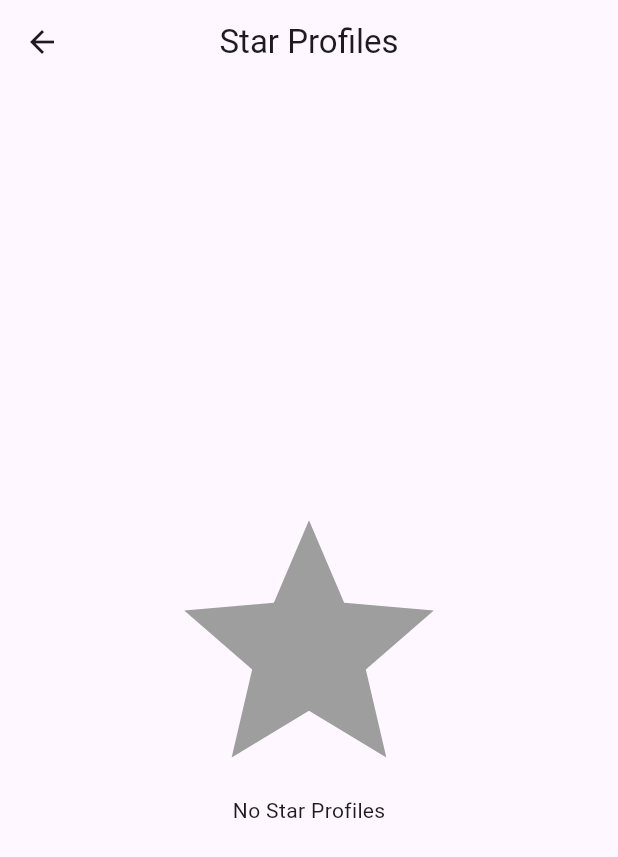
After one commit to fwdAndroid/muslim_mariage-main, a Flutter app: the StarPage screen opened directly, on a phone screen of 412 x 824 dp. The commit adds this screen. Shown: the top 857 px of the screen. Run offline on Flutter 3.47's test engine with Material 3 defaults, Android fonts, the phone set to English and light mode, and no system bars; our stand-ins replace animated_splash_screen, buttons_tabbar, cloud_firestore, firebase_auth, firebase_core, firebase_storage and 10 more; missing offline and left inert: audio_waveforms, flutter_sound, pay, upi_pay, zego_uikit_prebuilt_call; accounts and stored records are empty.

Commit message:
Star List

```diff
--- a/lib/screens/main/pages/setting_page.dart
+++ b/lib/screens/main/pages/setting_page.dart
@@ -7,6 +7,7 @@ import 'package:muslim_mariage/screens/setting_pages/edit_profile.dart';
 import 'package:muslim_mariage/screens/setting_pages/help.dart';
 import 'package:muslim_mariage/screens/setting_pages/notification_screen.dart';
 import 'package:muslim_mariage/screens/setting_pages/privacy_page.dart';
+import 'package:muslim_mariage/screens/setting_pages/star_page.dart';
 import 'package:muslim_mariage/screens/setting_pages/subscription_page.dart';
 import 'package:muslim_mariage/widgets/logout_widget.dart';
 
@@ -102,6 +103,16 @@ class _SettingPageState extends State<SettingPage> {
             child: const SettingsTile(
               icon: Icons.lock,
               title: "Privacy",
+            ),
+          ),
+          GestureDetector(
+            onTap: () {
+              Navigator.push(
+                  context, MaterialPageRoute(builder: (builder) => StarPage()));
+            },
+            child: const SettingsTile(
+              icon: Icons.star,
+              title: "Star List",
             ),
           ),
           const SizedBox(height: 16),
--- /dev/null
+++ b/lib/screens/setting_pages/star_page.dart
@@ -0,0 +1,87 @@
+import 'package:cloud_firestore/cloud_firestore.dart';
+import 'package:firebase_auth/firebase_auth.dart';
+import 'package:flutter/material.dart';
+import 'package:muslim_mariage/utils/showmesssage.dart';
+
+class StarPage extends StatefulWidget {
+  const StarPage({
+    Key? key,
+  }) : super(key: key);
+
+  @override
+  _StarPageState createState() => _StarPageState();
+}
+
+class _StarPageState extends State<StarPage> {
+  final currentUserId = FirebaseAuth.instance.currentUser!.uid;
+
+  @override
+  Widget build(BuildContext context) {
+    return Scaffold(
+        appBar: AppBar(
+          title: Text(
+            "Star Profiles",
+          ),
+          centerTitle: true,
+        ),
+        body: SizedBox(
+          height: MediaQuery.of(context).size.height,
+          width: MediaQuery.of(context).size.width,
+          child: StreamBuilder(
+            stream: FirebaseFirestore.instance
+                .collection("users")
+                .where("star", arrayContains: currentUserId)
+                .snapshots(),
+            builder: (context, snapshot) {
+              if (snapshot.connectionState == ConnectionState.waiting) {
+                return Center(child: CircularProgressIndicator());
+              }
+              if (!snapshot.hasData || snapshot.data!.docs.isEmpty) {
+                return Center(
+                    child: Column(
+                  mainAxisAlignment: MainAxisAlignment.center,
+                  children: [
+                    Icon(
+                      Icons.star,
+                      color: Colors.grey,
+                      size: 200,
+                    ),
+                    Text("No Star Profiles"),
+                  ],
+                ));
+              }
+              return ListView.builder(
+                itemCount: snapshot.data!.docs.length,
+                itemBuilder: (context, index) {
+                  var user = snapshot.data!.docs[index];
+                  return Card(
+                    child: ListTile(
+                      leading: CircleAvatar(
+                        backgroundImage: NetworkImage(user['image']),
+                      ),
+                      title: Text(user['fullName'] ?? "Unknown"),
+                      subtitle: Text(user['contactNumber'] ?? "No Location"),
+                      trailing: GestureDetector(
+                        onTap: () async {
+                          final docRef = FirebaseFirestore.instance
+                              .collection("users")
+                              .doc(user['uid']);
+                          await docRef.update({
+                            "star": FieldValue.arrayRemove([currentUserId])
+                          });
+                          showMessageBar("Removed From Star List", context);
+                        },
+                        child: Icon(
+                          Icons.star,
+                          color: Colors.yellow,
+                        ),
+                      ),
+                    ),
+                  );
+                },
+              );
+            },
+          ),
+        ));
+  }
+}
```
Also changed, not shown: lib/screens/main/pages/home_page.dart (+42 -1 lines), 1 other file.
